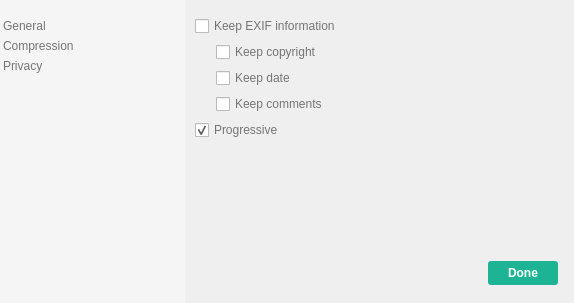
Before: the Qt Designer form preferencedialog.ui in Lymphatus/CaesiumPH, drawn with Qt 5.
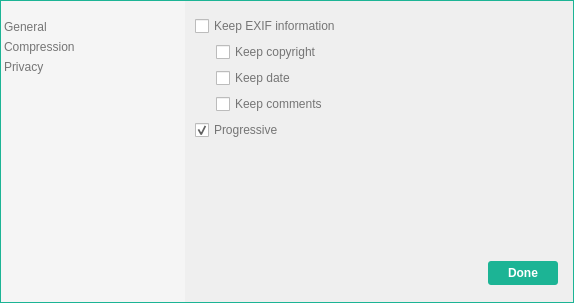
After: the same form once the commit is applied. The open tabs and pages were chosen to show the change. Icons and pictures are not drawn.

Commit message: Windows check

```diff
--- a/preferencedialog.ui
+++ b/preferencedialog.ui
@@ -33,6 +33,10 @@
 QListWidget::item:selected {
 	background: #ffffff;
 	color: #757575;
+}
+
+QMainWindow {
+	border: 1px solid #1cb495;
 }</string>
   </property>
   <property name="locale">
@@ -70,7 +74,8 @@
        <enum>Qt::NoFocus</enum>
       </property>
       <property name="styleSheet">
-       <string notr="true"/>
+       <string notr="true">border: 1px solid #1cb495;
+border-right: none;</string>
       </property>
       <property name="frameShape">
        <enum>QFrame::NoFrame</enum>
```
Left out of the diff: 2 changed lines with no effect on the pictures. The commit also changes 5 other files.
